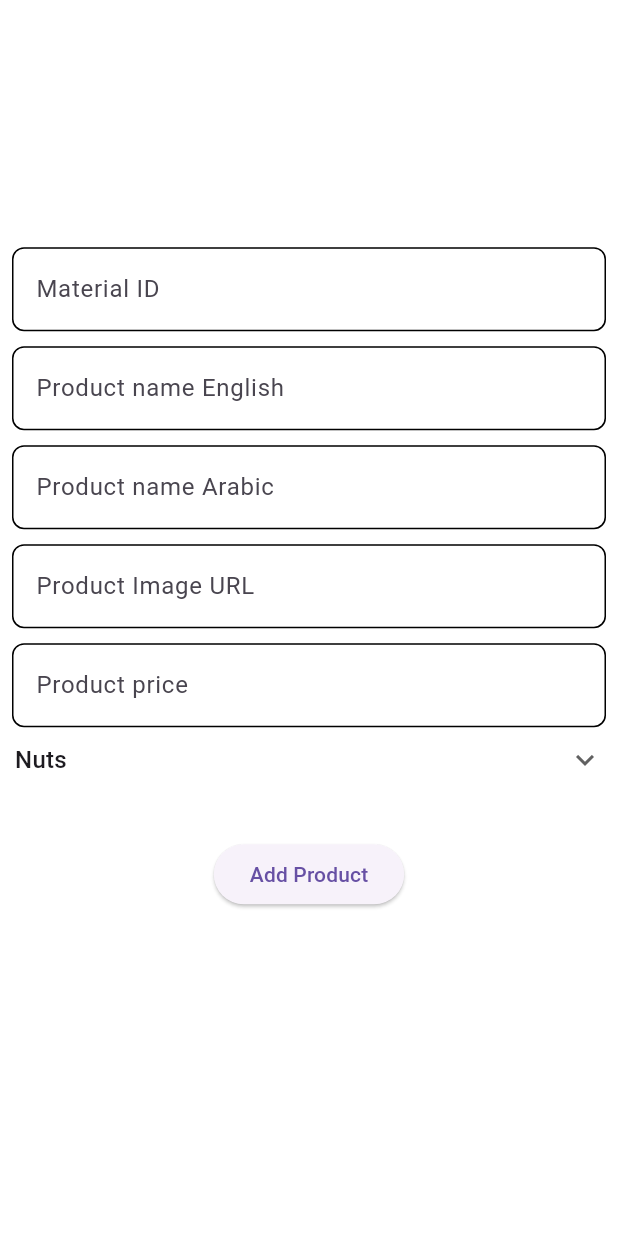
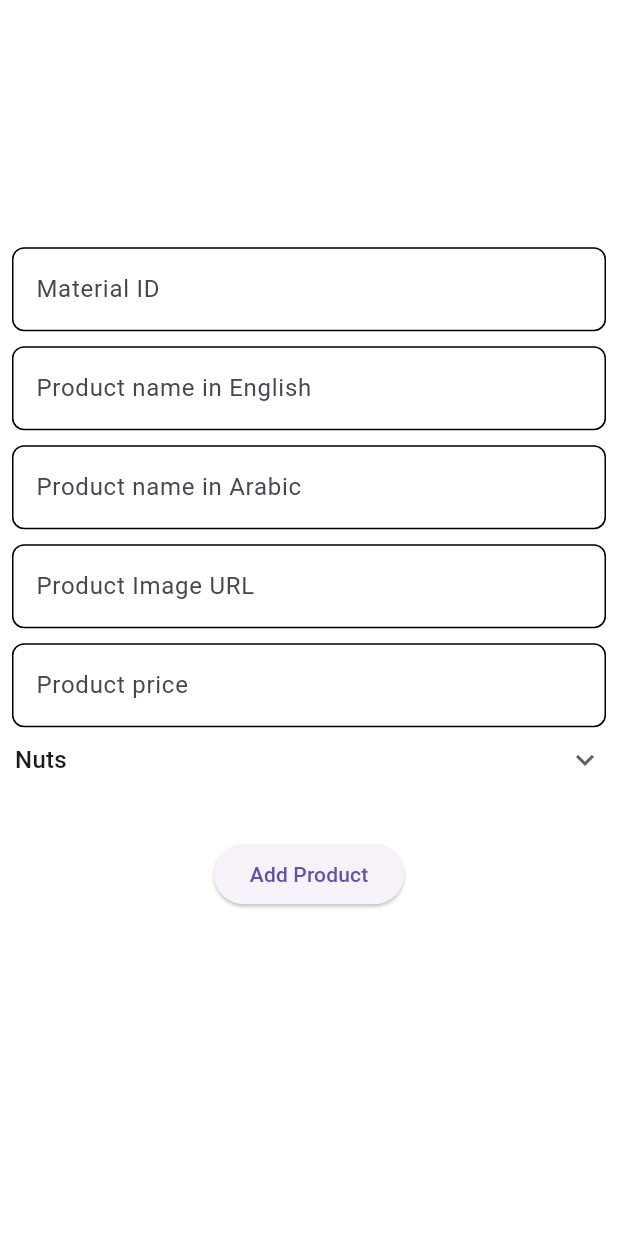
Before and after one commit to Majdasafdev/Thraa_najd_app, a Flutter app: the AdminHomeView screen opened by its route, after a tap on "Add Product", on a phone screen of 412 x 824 dp. Run offline on Flutter 3.47's test engine with Material 3 defaults, Android fonts, the phone set to English and light mode, and no system bars; our stand-ins replace awesome_dialog, cloud_firestore, dart_mappable, device_preview, easy_localization, fast_immutable_collections and 8 more; missing offline and left inert: excel, firebase_app_check, snackbar; accounts and stored records are empty; generated files the repository leaves out were written again.

Commit message:
localization done

```diff
--- a/lib/screens/Admin/AddProductView.dart
+++ b/lib/screens/Admin/AddProductView.dart
@@ -39,7 +39,7 @@ class _AddProductViewState extends State<AddProductView> {
               mainAxisAlignment: MainAxisAlignment.center,
               children: <Widget>[
                 CustomTextField(
-                  hintText: "Material ID",
+                  hintText: "material-ID".tr(),
                   onChanged: (data) {
                     materialId = data;
                   },
@@ -48,7 +48,7 @@ class _AddProductViewState extends State<AddProductView> {
                   height: 10,
                 ),
                 CustomTextField(
-                  hintText: "Product name English",
+                  hintText: "product-Name-English".tr(),
                   onChanged: (data) {
                     productNameEN = data;
                   },
@@ -57,7 +57,7 @@ class _AddProductViewState extends State<AddProductView> {
                   height: 10,
                 ),
                 CustomTextField(
-                  hintText: "Product name Arabic",
+                  hintText: "product-Name-Arabic".tr(),
                   onChanged: (data) {
                     productNameAR = data;
                   },
@@ -66,7 +66,7 @@ class _AddProductViewState extends State<AddProductView> {
                   height: 10,
                 ),
                 CustomTextField(
-                  hintText: "Product Image URL",
+                  hintText: "product-Image-URL".tr(),
                   onChanged: (data) {
                     imageLink = data;
                   },
@@ -75,15 +75,15 @@ class _AddProductViewState extends State<AddProductView> {
                   height: 10,
                 ),
                 CustomTextField(
-                  hintText: "Product price",
+                  hintText: "product-Price".tr(),
                   onChanged: (data) {
                     costPrice = data;
                   },
                 ),
                 DropdownButton(
-                  hint: const Align(
+                  hint: Align(
                       alignment: Alignment.centerLeft,
-                      child: Text("Product Category")),
+                      child: Text("Product Category".tr())),
                   isExpanded: true,
                   underline: Container(),
                   alignment: Alignment.bottomCenter,
@@ -132,7 +132,7 @@ class _AddProductViewState extends State<AddProductView> {
                       try {
                         double? parsedCost = double.tryParse(costPrice);
                         if (parsedCost == null) {
-                          throw Exception("Incorrect price");
+                          throw Exception("incorrect-price".tr());
                         }
 
                         var result = await repositoryClient.productRepository
@@ -160,7 +160,7 @@ class _AddProductViewState extends State<AddProductView> {
                       }
                     }
                   },
-                  child: const Text('Add Product'),
+                  child: Text('add-Product'.tr()),
                 )
               ],
             )
--- a/lib/screens/Admin/AdminHomeView.dart
+++ b/lib/screens/Admin/AdminHomeView.dart
@@ -1,4 +1,7 @@
+import 'package:easy_localization/easy_localization.dart';
 import 'package:flutter/material.dart';
+import 'package:snackbar/snackbar.dart';
+import 'package:thraa_najd_mobile_app/main.dart';
 import 'package:thraa_najd_mobile_app/screens/LoginView.dart';
 import 'package:thraa_najd_mobile_app/utils/constants.dart';
 import 'package:thraa_najd_mobile_app/screens/Admin/AddProductView.dart';
@@ -18,7 +21,7 @@ class AdminHomeView extends StatelessWidget {
       child: Scaffold(
         appBar: AppBar(
           backgroundColor: kUnActiveColor,
-          title: const Text('Admin Panel'),
+          title: Text('admin-Panel'.tr()),
         ),
         backgroundColor: kSecondaryColor,
         body: Column(
@@ -28,7 +31,7 @@ class AdminHomeView extends StatelessWidget {
             const CustomLogo(),
             ElevatedButton(
               onPressed: () {},
-              child: const Text('Welcome To Admin Panel'),
+              child: Text('Welcome-Admin-Panel'.tr()),
             ),
             const SizedBox(
               width: double.infinity,
@@ -37,25 +40,25 @@ class AdminHomeView extends StatelessWidget {
               onPressed: () {
                 Navigator.pushNamed(context, AddProductView.id);
               },
-              child: const Text('Add Product'),
+              child: Text('add-Product'.tr()),
             ),
             ElevatedButton(
               onPressed: () {
                 Navigator.pushNamed(context, ManageProducts.id);
               },
-              child: const Text('Edit Products'),
+              child: Text('edit-Products'.tr()),
             ),
             ElevatedButton(
               onPressed: () {
                 Navigator.pushNamed(context, OrdersScreen.id);
               },
-              child: const Text('View Orders'),
+              child: Text('view-Orders'.tr()),
             ),
             ElevatedButton(
               onPressed: () {
                 Navigator.pushNamed(context, LoginView.id);
               },
-              child: const Text('Log out '),
+              child: Text('logOut'.tr()),
             ),
           ],
         ),
--- a/lib/screens/LoginView.dart
+++ b/lib/screens/LoginView.dart
@@ -84,7 +84,7 @@ class _LoginViewState extends State<LoginView> {
                   TextFieldInput(
                     icon: Icons.email,
                     textEditingController: emailController,
-                    hintText: 'Enter your email',
+                    hintText: 'Enter-your-email'.tr(),
                     textInputType: TextInputType.text,
                     iconSize: 20.0 * (screenSize.width / 375.0),
                     fontSize: 20 * (screenSize.width / 375.0),
@@ -118,7 +118,7 @@ class _LoginViewState extends State<LoginView> {
                   TextFieldInput(
                     icon: Icons.lock,
                     textEditingController: passwordController,
-                    hintText: 'Enter your password',
+                    hintText: 'Enter-your-password'.tr(),
                     textInputType: TextInputType.text,
                     isPass: true,
                     iconSize: 20.0 * (screenSize.width / 375.0),
--- a/lib/screens/User/EditProfileView.dart
+++ b/lib/screens/User/EditProfileView.dart
@@ -6,7 +6,6 @@ import 'package:thraa_najd_mobile_app/services/AbstractRepository.dart';
 import '../../widgets/snack_bar.dart';
 
 class EditProfileView extends StatefulWidget {
-
   final UserModel userModel;
 
   const EditProfileView({super.key, required this.userModel});
@@ -43,11 +42,11 @@ class _EditProfileViewState extends State<EditProfileView> {
             children: [
               TextField(
                 controller: nameController,
-                decoration: const InputDecoration(hintText: "Name"),
+                decoration: InputDecoration(hintText: "name".tr()),
               ),
               TextField(
                 controller: addressController,
-                decoration: const InputDecoration(hintText: "Address"),
+                decoration: InputDecoration(hintText: "address".tr()),
               ),
               Row(
                 children: [
--- a/lib/screens/User/HomeView.dart
+++ b/lib/screens/User/HomeView.dart
@@ -43,6 +43,7 @@ class _HomeViewState extends State<HomeView> {
       children: [
         DefaultTabController(
           length: 5,
+          // ignore: deprecated_member_use
           child: WillPopScope(
             onWillPop: () async => false, // Return false to prevent the pop
             child: Scaffold(
@@ -181,7 +182,7 @@ class _HomeViewState extends State<HomeView> {
                         ],
                       );
                     } else {
-                      return const Center(child: (Text('Loading...........')));
+                      return Center(child: (Text('loading'.tr())));
                     }
                   }),
             ),
--- a/lib/screens/User/welcomeView.dart
+++ b/lib/screens/User/welcomeView.dart
@@ -35,7 +35,7 @@ class _WelcomeViewState extends State<WelcomeView> {
       alignment: Alignment.center,
       children: <Widget>[
         _buildGrid(),
-        CustomLogo(),
+        const CustomLogo(),
       ],
     );
   }
@@ -47,8 +47,8 @@ class _WelcomeViewState extends State<WelcomeView> {
       crossAxisSpacing: 20,
       padding: const EdgeInsets.all(20),
       children: <Widget>[
-        _buildButton('Wholesale'),
-        _buildButton('Retail'),
+        _buildButton('Wholesale section '),
+        _buildButton('Retail section '),
       ],
     );
   }
```
Also changed, not shown: assets/translations/ar-AR.json (+62 -20 lines), assets/translations/en-US.json (+41 -3 lines), lib/screens/Admin/ManageProductsView.dart (+4 -4 lines), lib/screens/Forget_password.dart (+7 -5 lines), lib/screens/RegistrationView.dart (+5 -5 lines), lib/screens/User/CartView.dart (+8 -9 lines), lib/screens/User/ProductInfo.dart (+5 -5 lines), lib/screens/User/ProfileView.dart (+10 -7 lines).
